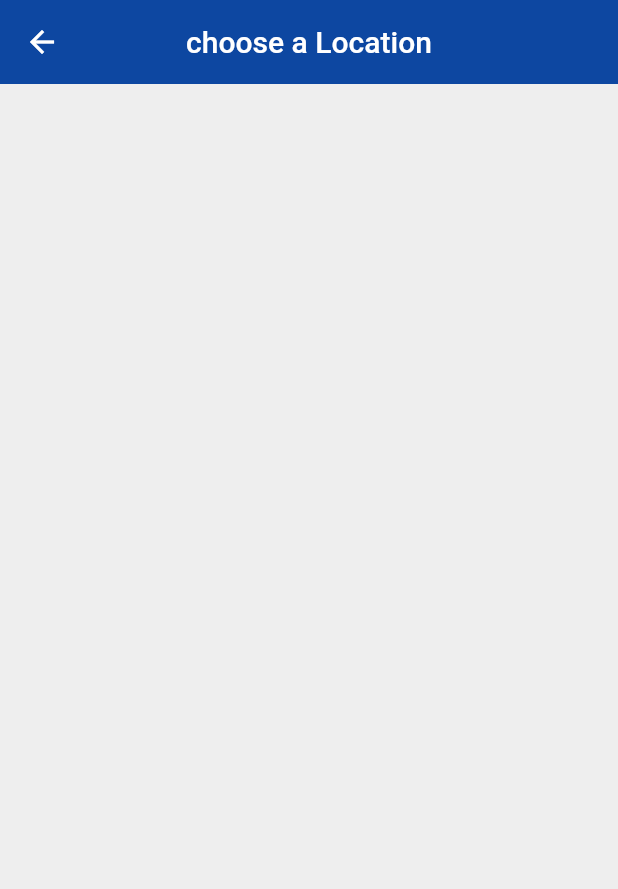
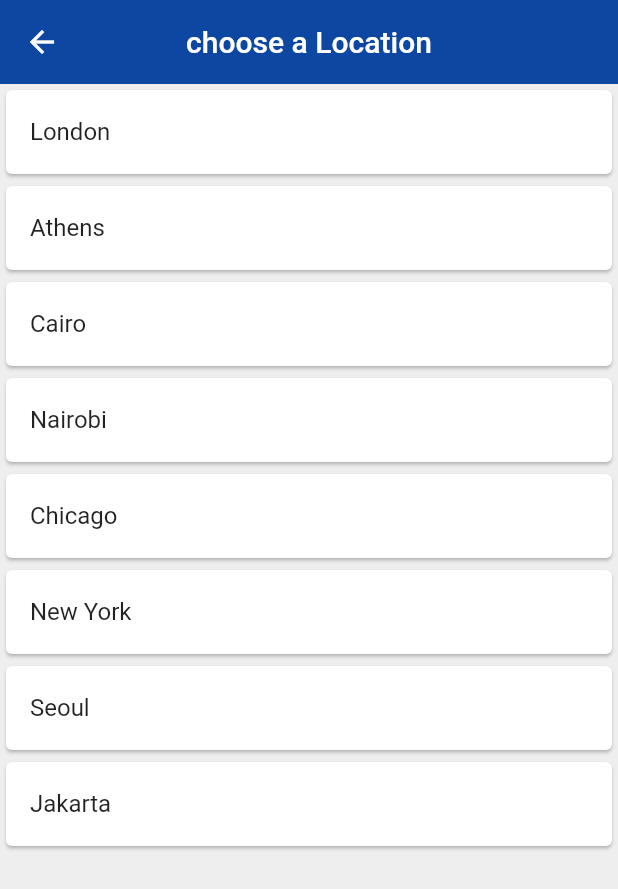
Before and after one commit to kouyoumikan/world_time, a Flutter app: the ChooseLocation screen opened by its route, on a phone screen of 412 x 824 dp. Shown: the top 889 px of the screen. Run offline on Flutter 3.47's test engine with Material 2 defaults, Android fonts, the phone set to English and light mode, and no system bars; our stand-ins replace flutter_spinkit; network calls fail.

Commit message:
2020/04/10 #34 List View Builder WorldTimeのListの中身を取得し、リストタイル型のボックスに表示

```diff
--- a/lib/pages/choose_location.dart
+++ b/lib/pages/choose_location.dart
@@ -30,6 +30,17 @@ class _ChooseLocationState extends State<ChooseLocation> {
         centerTitle: true,
         elevation: 0,
       ),
+      body: ListView.builder( // WorldTimeのListの中身を取得
+          itemCount: locations.length, // アイテムの数
+          itemBuilder: (context, index) { // アイテムの場所を取得
+            return Card(
+              child: ListTile( // リストタイル型のボックスを設置
+                onTap: () {},
+                title: Text(locations[index].location),
+              ),
+            );
+          }
+      ),
     );
   }
 }
```
